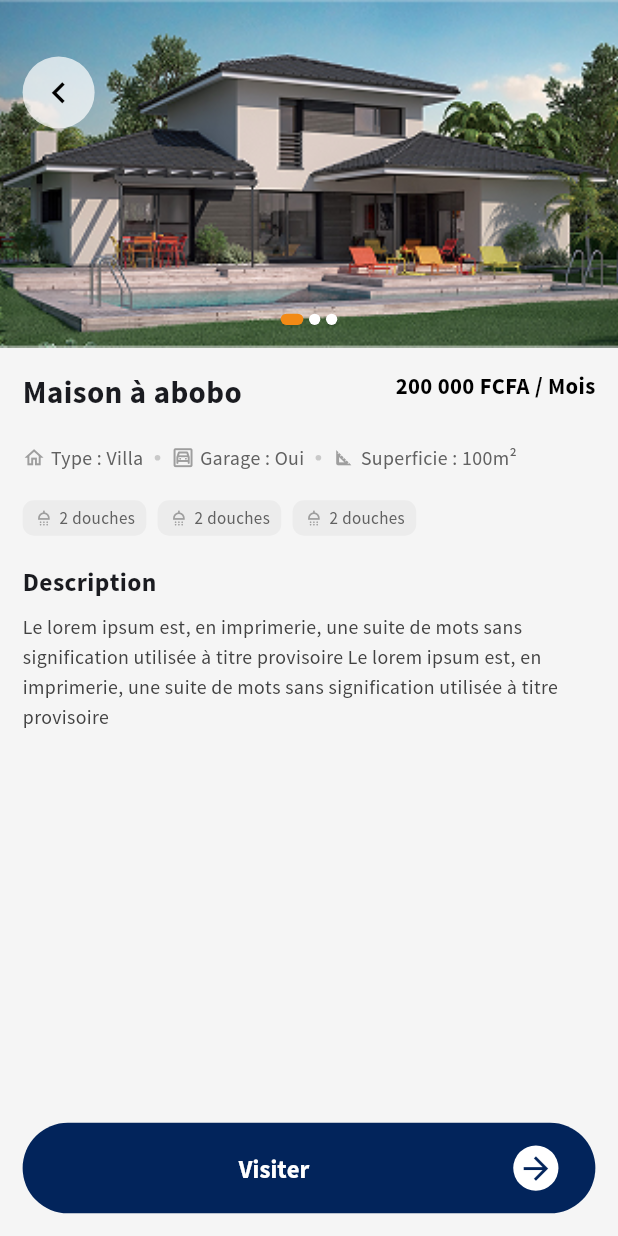
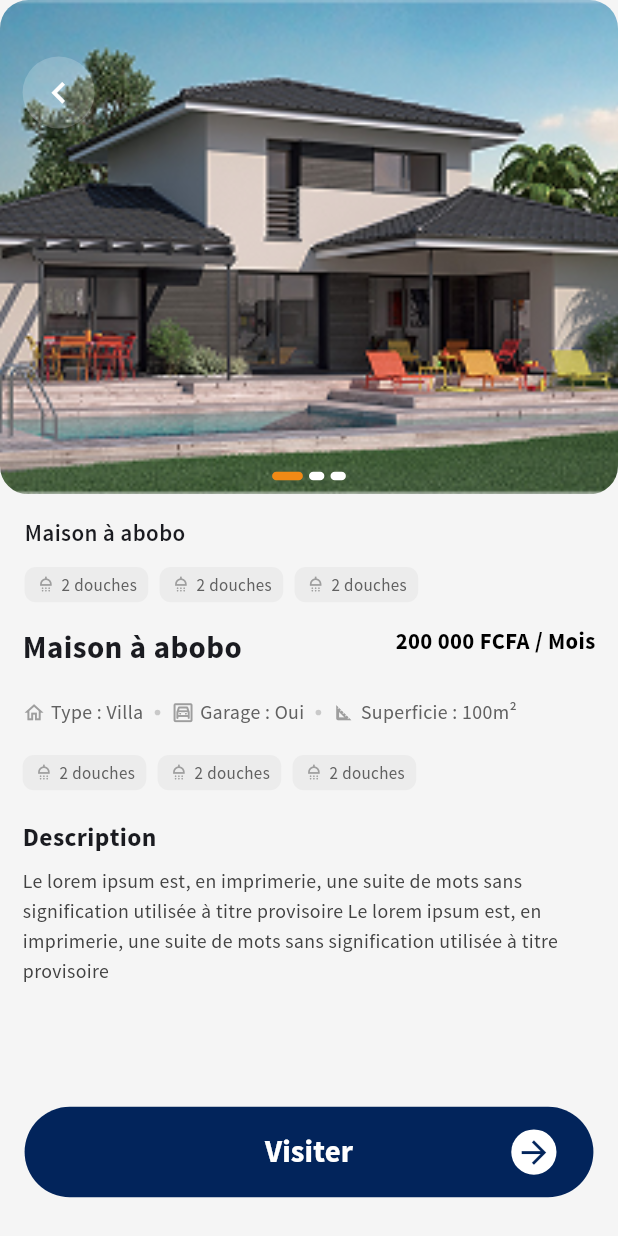
Before and after one commit to Ridiscus/Mae_IMO, a Flutter app: the PortalDetailPage screen opened by its route, on a phone screen of 412 x 824 dp. Run offline on Flutter 3.47's test engine with Material 3 defaults, Android fonts, the phone set to English and light mode, and no system bars; drawn by our look-alikes of toastification; our stand-ins replace dio, equatable, firebase_core, flutter_bloc, flutter_screenutil, flutter_svg and 6 more; missing offline and left inert: encrypt; accounts and stored records are empty; statements that could not run were skipped.

Commit message:
Ajout d'un composant CircularBackButton réutilisable dans shared/widgets et améliorations de l'UI des pages portail

```diff
--- a/lib/presentation/portal/pages/portal_detail_page.dart
+++ b/lib/presentation/portal/pages/portal_detail_page.dart
@@ -23,13 +23,33 @@ class _PortalDetailPageState extends State<PortalDetailPage> {
       child: Scaffold(
         backgroundColor: Color(0xFFF5F5F5),
         body: SingleChildScrollView(
-          child: Container(
+          child: SizedBox(
             width: context.getSize.width,
             height: context.getSize.height,
             child: Column(
               crossAxisAlignment: CrossAxisAlignment.start,
               children: [
                 _buildImageHeader(),
+                const CustomSpacer(),
+                Padding(
+                  padding: EdgeInsets.symmetric(horizontal: 16.sp),
+                  child: Column(
+                    crossAxisAlignment: CrossAxisAlignment.start,
+                    children: [
+                      Text(
+                        'Maison à abobo',
+                        style:
+                            TextStyle(
+                              fontSize: 15.sp,
+                              fontWeight: FontWeight.bold,
+                            ).sourceSansProSemiBold,
+                      ),
+                      SizedBox(height: 12.r),
+                      _buildAmenities(),
+                    ],
+                  ),
+                ),
+
                 Expanded(
                   child: Padding(
                     padding: EdgeInsets.all(16.r),
@@ -49,7 +69,7 @@ class _PortalDetailPageState extends State<PortalDetailPage> {
                   ),
                 ),
                 _buildVisitButton(),
-
+                SpacerPlatform()
               ],
             ),
           ),
@@ -59,58 +79,43 @@ class _PortalDetailPageState extends State<PortalDetailPage> {
   }
 
   Widget _buildImageHeader() {
-    return Stack(
+    return SizedBox(
+      width: double.infinity,
+      height: context.getSize.height * 0.4,
+      child: Stack(
         children: [
           // Image
-        AspectRatio(
-          aspectRatio: 16 / 9,
+          Stack(
+            children: [
+              Positioned.fill(
+                child: ClipRRect(
+                  borderRadius: BorderRadius.all(Radius.circular(20.r)),
                   child: Image.asset(
                     'assets/images/temps.png',
                     fit: BoxFit.cover,
                     width: double.infinity,
                   ),
                 ),
-        // Back button
-        Positioned(
-          top: 40.r,
-          left: 16.r,
-          child: Container(
-            decoration: BoxDecoration(
-              color: Colors.white.withOpacity(0.7),
-              shape: BoxShape.circle,
-            ),
-            child: IconButton(
-              icon: Icon(Icons.chevron_left, color: Colors.black, size: 30.r),
-              onPressed: () => Navigator.of(context).pop(),
-            ),
-          ),
               ),
               // Pagination indicators
               Positioned(
-          bottom: 16.r,
+                bottom: 10.h,
                 left: 0,
                 right: 0,
                 child: Row(
                   mainAxisAlignment: MainAxisAlignment.center,
-            children: [
-              _paginationDot(true),
-              _paginationDot(false),
-              _paginationDot(false),
-            ],
+                  children: List.generate(
+                    3,
+                    (index) => PaginationDot(isActive: index == 0),
+                  ),
                 ),
               ),
             ],
-    );
-  }
+          ),
 
-  Widget _paginationDot(bool isActive) {
-    return Container(
-      margin: EdgeInsets.symmetric(horizontal: 2.r),
-      width: isActive ? 16.r : 8.r,
-      height: 8.r,
-      decoration: BoxDecoration(
-        color: isActive ? AppColors.orange : Colors.white,
-        borderRadius: BorderRadius.circular(4.r),
+          // Back button
+          Positioned(top: 40.r, left: 16.r, child: CircularBackButton()),
+        ],
       ),
     );
   }
@@ -250,13 +255,14 @@ class _PortalDetailPageState extends State<PortalDetailPage> {
 
   Widget _buildVisitButton() {
     return Padding(
-      padding: EdgeInsets.all(16.r),
+      padding: EdgeInsets.all(16.sp),
       child: CustomButton(
         text: 'Visiter',
         showArrow: true,
         onPressed: () {
           // Handle visit button press
         },
+
         buttonVariant: ButtonVariant.primary,
         textStyle:
             TextStyle(
--- a/lib/presentation/portal/pages/portal_page.dart
+++ b/lib/presentation/portal/pages/portal_page.dart
@@ -2,9 +2,11 @@ import 'package:flutter/material.dart';
 import 'package:flutter/services.dart';
 import 'package:flutter_screenutil/flutter_screenutil.dart';
 import 'package:flutter_svg/flutter_svg.dart';
+import 'package:go_router/go_router.dart';
 import 'package:maelys_imo/core/constants/app_colors.dart';
 import 'package:maelys_imo/core/constants/assets.dart';
 import 'package:maelys_imo/core/extensions/index.dart';
+import 'package:maelys_imo/presentation/portal/pages/portal_detail_page.dart';
 import 'package:maelys_imo/shared/models/index.dart';
 import 'package:maelys_imo/shared/widgets/index.dart';
 
@@ -35,10 +37,7 @@ class _PortalPageState extends State<PortalPage> {
       imageUrl: 'assets/images/temps.png',
       amenities: List.generate(
         8,
-        (index) => AmenityModel(
-          text: '2 douches',
-          iconData: 'shower_outlined',
-        ),
+        (index) => AmenityModel(text: '2 douches', iconData: 'shower_outlined'),
       ),
     ),
     PropertyModel(
@@ -46,10 +45,15 @@ class _PortalPageState extends State<PortalPage> {
       imageUrl: 'assets/images/temps.png',
       amenities: List.generate(
         5,
-        (index) => AmenityModel(
-          text: '3 chambres',
-          iconData: 'bed_outlined',
+        (index) => AmenityModel(text: '3 chambres', iconData: 'bed_outlined'),
       ),
+    ),
+    PropertyModel(
+      title: 'Villa à Cocody',
+      imageUrl: 'assets/images/temps.png',
+      amenities: List.generate(
+        5,
+        (index) => AmenityModel(text: '3 chambres', iconData: 'bed_outlined'),
       ),
     ),
   ];
@@ -62,9 +66,14 @@ class _PortalPageState extends State<PortalPage> {
       value: SystemUiOverlayStyle(statusBarColor: AppColors.primary),
       child: Scaffold(
         backgroundColor: Color(0xFFF5F5F5),
-        body: Column(
+        body: SafeArea(
+          top: false,
+          child: Column(
             children: [
               _buildAppBar(),
+              Expanded(
+                child: Column(
+                  children: [
                     CustomSpacer(),
                     CategoryList(
                       categories: _categories,
@@ -83,10 +92,14 @@ class _PortalPageState extends State<PortalPage> {
                           ...List.generate(
                             _properties.length,
                             (index) => Padding(
-                      padding: EdgeInsets.only(bottom: index < _properties.length - 1 ? 16.h : 0),
+                              padding: EdgeInsets.only(
+                                bottom:
+                                    index < _properties.length - 1 ? 16.h : 0,
+                              ),
                               child: PropertyCard(
                                 property: _properties[index],
-                        onPressed: () => _onPropertyTap(_properties[index]),
+                                onPressed:
+                                    () => _onPropertyTap(_properties[index]),
                               ),
                             ),
                           ),
@@ -96,12 +109,16 @@ class _PortalPageState extends State<PortalPage> {
                   ],
                 ),
               ),
+            ],
+          ),
+        ),
+      ),
     );
   }
 
   Widget _buildAppBar() {
     return Container(
-      padding: EdgeInsets.symmetric(horizontal: 16.r),
+      padding: EdgeInsets.symmetric(horizontal: 16.sp).copyWith(bottom: 16.sp),
       decoration: BoxDecoration(
         color: AppColors.orange,
         borderRadius: BorderRadius.only(
@@ -205,6 +222,7 @@ class _PortalPageState extends State<PortalPage> {
   void _onPropertyTap(PropertyModel property) {
     // Action à effectuer quand une propriété est cliquée
     debugPrint('Property tapped: ${property.title}');
+    context.pushNamed(PortalDetailPage.routeName);
     // Naviguer vers la page de détails ou autre action
   }
 }
--- /dev/null
+++ b/lib/shared/widgets/back_button.dart
@@ -0,0 +1,51 @@
+part of 'index.dart';
+
+/// A circular back button with customizable properties.
+///
+/// This button is designed with a circular background and a back icon.
+/// By default, it navigates back when pressed.
+class CircularBackButton extends StatelessWidget {
+  /// The background color of the button.
+  final Color? backgroundColor;
+
+  /// The icon color.
+  final Color? iconColor;
+
+  /// The size of the icon.
+  final double? iconSize;
+
+  /// The opacity of the background.
+  final double backgroundOpacity;
+
+  /// The action to execute when the button is pressed.
+  /// If null, it will default to Navigator.pop.
+  final VoidCallback? onPressed;
+
+  /// Creates a circular back button.
+  const CircularBackButton({
+    super.key,
+    this.backgroundColor = Colors.white,
+    this.iconColor = Colors.white,
+    this.iconSize,
+    this.backgroundOpacity = 0.2,
+    this.onPressed,
+  });
+
+  @override
+  Widget build(BuildContext context) {
+    return Container(
+      decoration: BoxDecoration(
+        color: backgroundColor?.withValues(alpha: backgroundOpacity),
+        shape: BoxShape.circle,
+      ),
+      child: IconButton(
+        icon: Icon(
+          Icons.chevron_left,
+          color: iconColor,
+          size: iconSize ?? 30.r,
+        ),
+        onPressed: onPressed ?? () => Navigator.of(context).pop(),
+      ),
+    );
+  }
+}
--- a/lib/shared/widgets/custom_button.dart
+++ b/lib/shared/widgets/custom_button.dart
@@ -72,26 +72,22 @@ class CustomButton extends StatelessWidget {
               child:
                   isLoading
                       ? CircularProgressIndicator(color: Colors.white)
-                      : Row(
-                        mainAxisSize: MainAxisSize.min,
-                        mainAxisAlignment: MainAxisAlignment.spaceBetween,
+                      : Stack(
                         children: [
-                          Expanded(
+                          Center(
                             child: Text(
                               text,
-                              textAlign: TextAlign.center,
                               style:
-                                  textStyle ??
                                   TextStyle(
                                     fontSize: 20.sp,
                                     fontWeight: FontWeight.w600,
                                     color: Colors.white,
-                                  ),
+                                  ).sourceSansProBold,
                             ),
                           ),
-                          if (showArrow) ...[
-                            SizedBox(width: 16.w),
-                            CircleAvatar(
+                          Align(
+                            alignment: Alignment.centerRight,
+                            child: CircleAvatar(
                               radius: 16.r,
                               backgroundColor: Colors.white,
                               child: Icon(
@@ -100,7 +96,7 @@ class CustomButton extends StatelessWidget {
                                 size: (iconSize ?? 40.w) * 0.6,
                               ),
                             ),
-                          ],
+                          ),
                         ],
                       ),
             ),
--- a/lib/shared/widgets/index.dart
+++ b/lib/shared/widgets/index.dart
@@ -23,3 +23,5 @@ part 'property_card.dart';
 part 'spacer_platform.dart';
 part 'scaffold_with_bottom_nav.dart';
 part 'latyout/auth_layout.dart';
+part 'pagination_dot.dart';
+part 'back_button.dart';
--- /dev/null
+++ b/lib/shared/widgets/pagination_dot.dart
@@ -0,0 +1,56 @@
+part of 'index.dart';
+
+/// A reusable pagination dot widget that can be either active or inactive.
+///
+/// The active dot is wider and colored with AppColors.orange,
+/// while the inactive dot is narrower and white.
+class PaginationDot extends StatelessWidget {
+  /// Whether this dot is currently active
+  final bool isActive;
+
+  /// Optional horizontal margin for the dot
+  final double horizontalMargin;
+
+  /// Optional active width for the dot
+  final double activeWidth;
+
+  /// Optional inactive width for the dot
+  final double inactiveWidth;
+
+  /// Optional height for the dot
+  final double height;
+
+  /// Optional active color for the dot
+  final Color? activeColor;
+
+  /// Optional inactive color for the dot
+  final Color? inactiveColor;
+
+  /// Optional border radius for the dot
+  final double borderRadius;
+
+  PaginationDot({
+    Key? key,
+    required this.isActive,
+    this.horizontalMargin = 2.0,
+    this.activeWidth = 20.0,
+    this.inactiveWidth = 10.0,
+    this.height = 6.0,
+    this.activeColor,
+    this.inactiveColor,
+    this.borderRadius = 4.0,
+  }) : super(key: key);
+
+  @override
+  Widget build(BuildContext context) {
+    return Container(
+      margin: EdgeInsets.symmetric(horizontal: horizontalMargin.sp),
+      width: isActive ? activeWidth.w : inactiveWidth.w,
+      height: height.h,
+      decoration: BoxDecoration(
+        color: isActive ? (activeColor ?? AppColors.orange) : (inactiveColor ?? Colors.white),
+        borderRadius: BorderRadius.circular(borderRadius.sp),
+      ),
+    );
+  }
+}
--- a/lib/shared/widgets/property_card.dart
+++ b/lib/shared/widgets/property_card.dart
@@ -84,15 +84,7 @@ class PropertyCard extends StatelessWidget {
   }
 
   Widget _buildPaginationDot(bool isActive) {
-    return Container(
-      margin: EdgeInsets.symmetric(horizontal: 2.sp),
-      width: isActive ? 20.w : 10.w,
-      height: 6.h,
-      decoration: BoxDecoration(
-        color: isActive ? AppColors.orange : Colors.white,
-        borderRadius: BorderRadius.circular(4.sp),
-      ),
-    );
+    return PaginationDot(isActive: isActive);
   }
 
   Widget _buildAmenities() {
```
Lines whose indentation alone changed are shown as unchanged.
